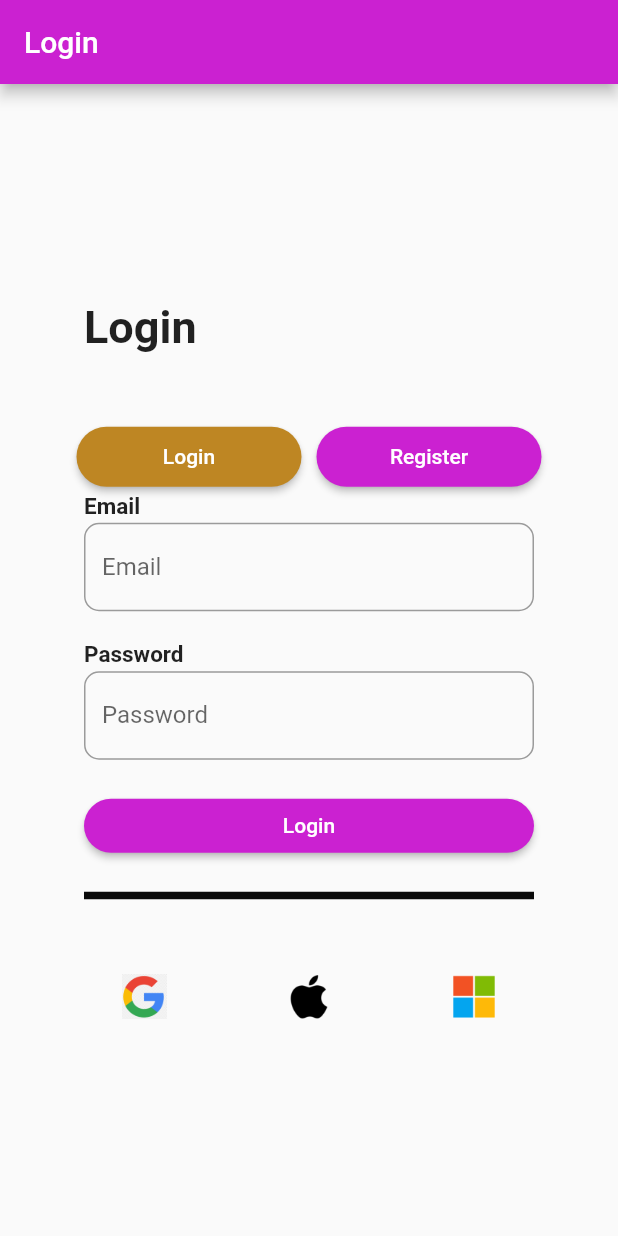
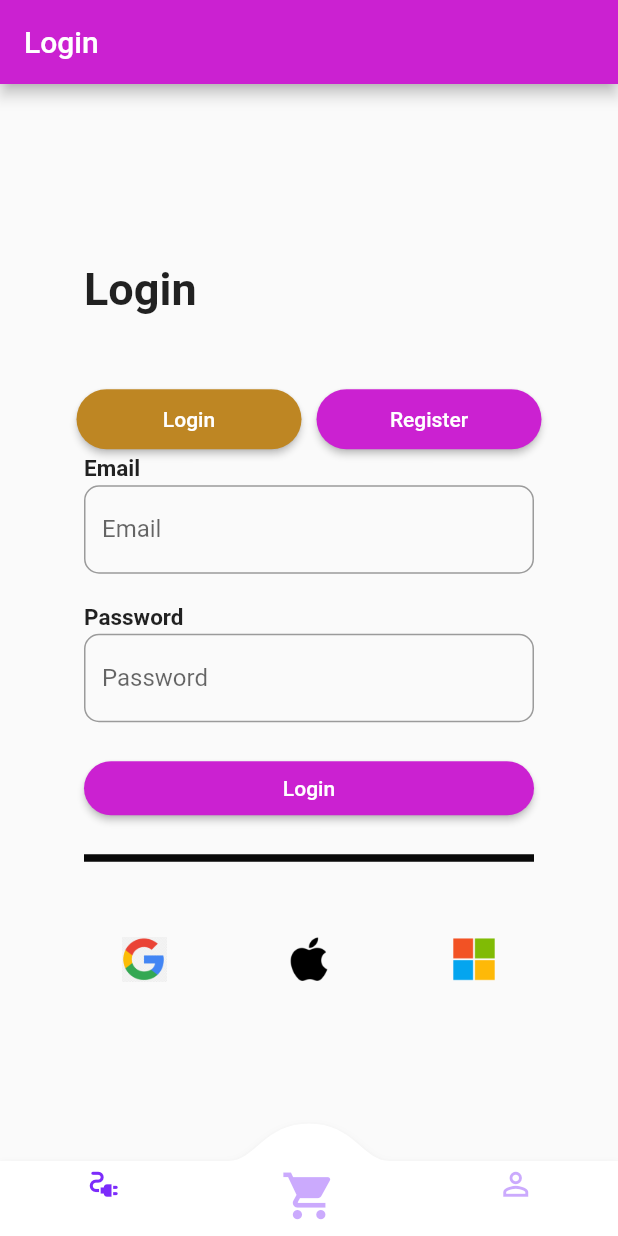
Before and after one commit to Ethan-Nox/Cash-Manager, a Flutter app: the screen it shows after launch, after a tap on "Login", on a phone screen of 412 x 824 dp. Run offline on Flutter 3.47's test engine with Material 2 defaults, Android fonts, the light colour scheme and no system bars; drawn by our look-alikes of convex_bottom_bar; our stand-ins replace flutter_dotenv, shared_preferences.

Commit message:
MOD: new navbar added + providers added. Some bugs still there

```diff
--- /dev/null
+++ b/frontend/lib/app.dart
@@ -0,0 +1,41 @@
+import 'package:flutter/material.dart';
+import 'package:frontend/models/user.dart';
+import 'package:frontend/pages/account_view.dart';
+import 'package:frontend/pages/auth/login.dart';
+import 'package:frontend/pages/cart_view.dart';
+import 'package:frontend/pages/home_view.dart';
+import 'package:frontend/providers/navbar_provider.dart';
+import 'package:frontend/providers/user_provider.dart';
+import 'package:frontend/widgets/articles/categorie.dart';
+import 'package:frontend/widgets/navbar-v2.dart';
+import 'package:frontend/widgets/navbar.dart';
+import 'package:provider/provider.dart';
+
+class App extends StatelessWidget {
+  const App({Key? key}) : super(key: key);
+
+  @override
+  Widget build(
+    BuildContext context,
+  ) {
+    int currentPageIndex =
+        Provider.of<NavBarProvider>(context, listen: true).currentPageIndex;
+    User? currentUser =
+        Provider.of<UserProvider>(context, listen: false).currentUser;
+
+    return Scaffold(
+        // bottomNavigationBar: const NavbarWidget(),
+        bottomNavigationBar: const MyNavBar(),
+        body: IndexedStack(
+          index: currentPageIndex,
+          children: <Widget>[
+            currentUser == null ? const Login() : const HomeView(),
+            currentUser != null ? const Login() : const CartView(),
+            currentUser != null ? const Login() : const AccountView(),
+            // Categorie(),
+            // CartView(),
+            // AccountView(),
+          ],
+        ));
+  }
+}
--- a/frontend/lib/main.dart
+++ b/frontend/lib/main.dart
@@ -1,47 +1,36 @@
 import 'package:flutter/material.dart';
 import 'package:flutter_dotenv/flutter_dotenv.dart';
+import 'package:frontend/app.dart';
 import 'package:frontend/pages/auth/login.dart';
-import 'package:frontend/providers/page_provider.dart';
+import 'package:frontend/pages/home_view.dart';
+import 'package:frontend/providers/navbar_provider.dart';
+import 'package:frontend/providers/user_provider.dart';
 import 'package:provider/provider.dart';
 
 Future<void> main() async {
   await dotenv.load(fileName: ".env");
-  // runApp(MultiProvider(
-  //   providers: [
-  //     ChangeNotifierProvider(create: (context) => PageProvider()),
-  //   ],
-  //   child: const MyApp(),
-  // ));
-
   runApp(const MyApp());
 }
 
 class MyApp extends StatelessWidget {
   const MyApp({Key? key}) : super(key: key);
 
-  // This widget is the root of your application.
   @override
   Widget build(BuildContext context) {
-    return MaterialApp(
-      debugShowCheckedModeBanner: false,
-      title: 'Cash Manager',
-      theme: ThemeData(
-        primarySwatch: Colors.blue,
-      ),
-      home: Login(),
-    );
-    // return ChangeNotifierProvider<PageProvider>(
-    //     create: (context) => PageProvider(),
-    //     child: Consumer<PageProvider>(
-    //       builder: (context, themeProvider, child) => MaterialApp(
-    //         title: 'Flutter Provider Demo',
-    //         theme: ThemeData(
-    //           primarySwatch: Colors.blue,
-    //           appBarTheme: AppBarTheme(brightness: Brightness.dark),
-    //         ),
-    //         home: MainScaffold(),
-    //       ),
-    //     ),
-    //   );
+    return MultiProvider(
+        providers: [
+          ChangeNotifierProvider(create: (context) => NavBarProvider()),
+          ChangeNotifierProvider(create: (context) => UserProvider()),
+        ],
+        child: MaterialApp(
+          title: 'Cash Manager',
+          theme: ThemeData(
+            primarySwatch: Colors.blue,
+          ),
+          // home: const Login(),
+          home: const App(),
+          // builder: EasyLoading.init(),
+          debugShowCheckedModeBanner: false,
+        ));
   }
 }
--- a/frontend/lib/pages/account_view.dart
+++ b/frontend/lib/pages/account_view.dart
@@ -10,8 +10,10 @@ class AccountView extends StatefulWidget {
 class _AccountViewState extends State<AccountView> {
   @override
   Widget build(BuildContext context) {
-    return Container(
-      child: const Text('Account View'),
+    return SafeArea(
+      child: SingleChildScrollView(
+        child: const Text('Account View'),
+      ),
     );
   }
 }
--- a/frontend/lib/pages/cart_view.dart
+++ b/frontend/lib/pages/cart_view.dart
@@ -10,8 +10,14 @@ class CartView extends StatefulWidget {
 class _CartViewState extends State<CartView> {
   @override
   Widget build(BuildContext context) {
-    return Container(
-      child: const Text('Cart View'),
+    return SafeArea(
+      child: SingleChildScrollView(
+        child: Column(
+          children: [
+            const Text('CartView'),
+          ],
+        ),
+      ),
     );
   }
 }
--- /dev/null
+++ b/frontend/lib/providers/navbar_provider.dart
@@ -0,0 +1,16 @@
+import 'package:flutter/material.dart';
+
+class NavBarProvider extends ChangeNotifier {
+  late int _currentPageIndex = 0;
+  int get currentPageIndex => _currentPageIndex;
+
+  void changePage(int index) {
+    _currentPageIndex = index;
+    notifyListeners();
+    // return _currentPageIndex;
+  }
+
+  int getPage() {
+    return _currentPageIndex;
+  }
+}
--- a/frontend/lib/providers/page_provider.dart
+++ /dev/null
@@ -1,15 +0,0 @@
-import 'package:flutter/material.dart';
-
-class PageProvider extends ChangeNotifier {
-  int _selectedIndex = 1;
-
-  void changePage(int index) {
-    _selectedIndex = index;
-    notifyListeners();
-    // return _selectedIndex;
-  }
-
-  int getPage() {
-    return _selectedIndex;
-  }
-}
--- a/frontend/lib/providers/user_provider.dart
+++ b/frontend/lib/providers/user_provider.dart
@@ -0,0 +1,17 @@
+import 'package:flutter/foundation.dart';
+import 'package:frontend/models/user.dart';
+
+class UserProvider extends ChangeNotifier {
+  // ignore: avoid_init_to_null
+  late User? currentUser = null;
+  // User? get currentUser => currentUser;
+
+  void setCurrentUser(User? user) {
+    currentUser = user;
+    notifyListeners();
+  }
+
+  User getUser() {
+    return currentUser!;
+  }
+}
--- /dev/null
+++ b/frontend/lib/widgets/navbar-v2.dart
@@ -0,0 +1,101 @@
+import 'package:convex_bottom_bar/convex_bottom_bar.dart';
+import 'package:flutter/material.dart';
+import 'package:flutter/widgets.dart';
+import 'package:frontend/providers/navbar_provider.dart';
+import 'package:provider/provider.dart';
+
+class MyNavBar extends StatelessWidget {
+  const MyNavBar({Key? key}) : super(key: key);
+  @override
+  Widget build(BuildContext context) {
+    Color primary = const Color(0xFF7c2bfb);
+    Color primaryFade = const Color(0x667c2bfb);
+
+    Color secondary = const Color(0xFFb737cc);
+    Color secondaryFade = const Color(0x66b737cc);
+    return (ConvexAppBar(
+      backgroundColor: const Color(0xFFFFFFFF),
+      initialActiveIndex: 2,
+      items: [
+        TabItem(
+            icon: Container(
+              transform: Matrix4.translationValues(0.0, -10.0, 0.0),
+              child: const Icon(Icons.electrical_services,
+                  size: 25, color: Color(0x667c2bfb)),
+            ),
+            activeIcon: Container(
+                transform: Matrix4.translationValues(0.0, -10.0, 0.0),
+                child: const Icon(
+                  Icons.electrical_services,
+                  size: 25,
+                  color: Color(0xFF7c2bfb),
+                ))),
+
+        TabItem(
+          icon: Container(
+            transform: Matrix4.translationValues(0.0, -5.0, 0.0),
+            child: Transform.scale(
+              scale: 1.5,
+              // child: Image.asset(
+              //   'assets/images/logo-charge.png',
+              //   color: Colors.white.withOpacity(0.5),
+              //   colorBlendMode: BlendMode.modulate,
+              child: const Icon(Icons.shopping_cart,
+                  size: 25, color: Color(0x667c2bfb)),
+            ),
+          ),
+          // activeIcon: Container(
+          //   transform: Matrix4.translationValues(-5.0, 0.0, 0.0),
+          //   child: Transform.scale(
+          //     scale: 1.5,
+          //     child: const Icon(Icons.calendar_month_outlined,
+          //         size: 25, color: Color(0x667c2bfb)),
+          //   ),
+          // ),
+          activeIcon: Container(
+            transform: Matrix4.translationValues(0.0, -5.0, 0.0),
+            child: Transform.scale(
+              scale: 1.5,
+              child: const Icon(
+                Icons.shopping_cart,
+                size: 25,
+                color: Color(0xFF7c2bfb),
+              ),
+            ),
+          ),
+        ),
+        // TabItem(
+        //     icon: Container(
+        //       transform: Matrix4.translationValues(0.0, -10.0, 0.0),
+        //       child: const Icon(Icons.message_outlined,
+        //           size: 25, color: Color(0x667c2bfb)),
+        //     ),
+        //     activeIcon: Container(
+        //         transform: Matrix4.translationValues(0.0, -10.0, 0.0),
+        //         child: const Icon(
+        //           Icons.message,
+        //           size: 25,
+        //           color: Color(0xFF7c2bfb),
+        //         ))),
+        TabItem(
+          icon: Container(
+            transform: Matrix4.translationValues(0.0, -10.0, 0.0),
+            child: const Icon(Icons.person_outline,
+                size: 25, color: Color(0x667c2bfb)),
+          ),
+          activeIcon: Container(
+            transform: Matrix4.translationValues(0.0, -10.0, 0.0),
+            child: const Icon(
+              Icons.person,
+              size: 25,
+              color: Color(0xFF7c2bfb),
+            ),
+          ),
+        ),
+      ],
+      onTap: (int i) =>
+          Provider.of<NavBarProvider>(context, listen: false).changePage(i),
+      style: TabStyle.fixed,
+    ));
+  }
+}
--- a/frontend/pubspec.yaml
+++ b/frontend/pubspec.yaml
@@ -39,6 +39,7 @@ dependencies:
   shared_preferences: ^2.0.15
   flutter_dotenv: ^5.0.2
   provider: ^6.0.4
+  convex_bottom_bar: ^3.1.0
 
 dev_dependencies:
   flutter_test:
```
Also changed, not shown: frontend/lib/pages/auth/login.dart (+6 -8 lines), frontend/lib/pages/home_view.dart (+39 -44 lines), frontend/lib/widgets/navbar.dart (+4 -6 lines), frontend/pubspec.lock.
